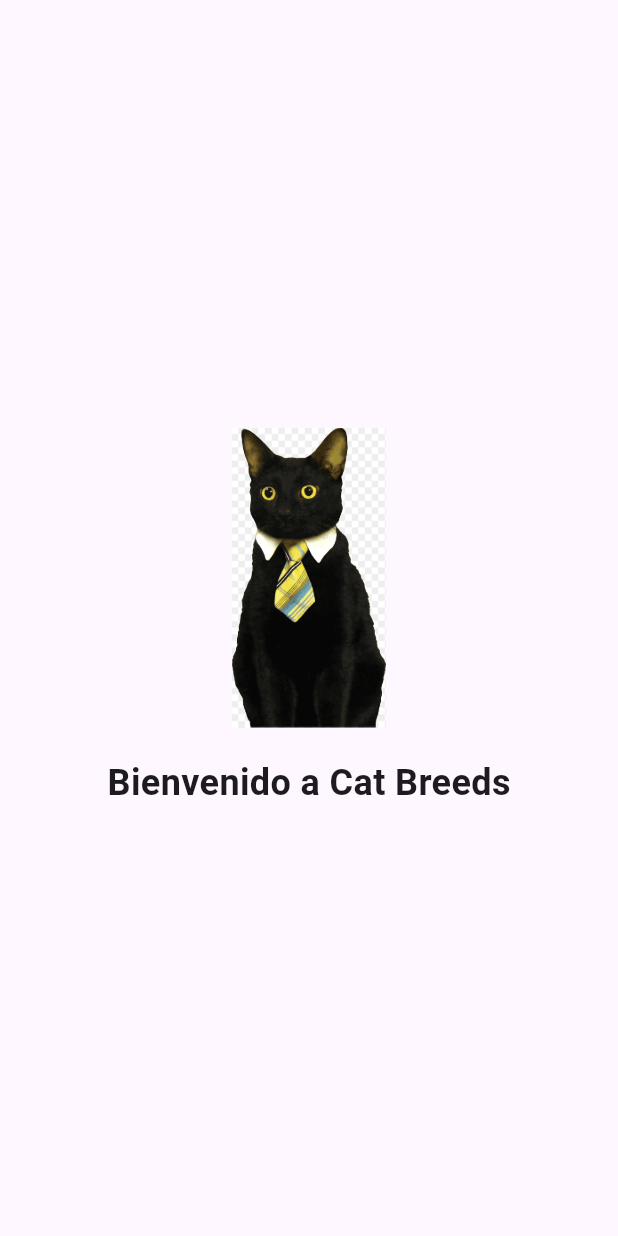
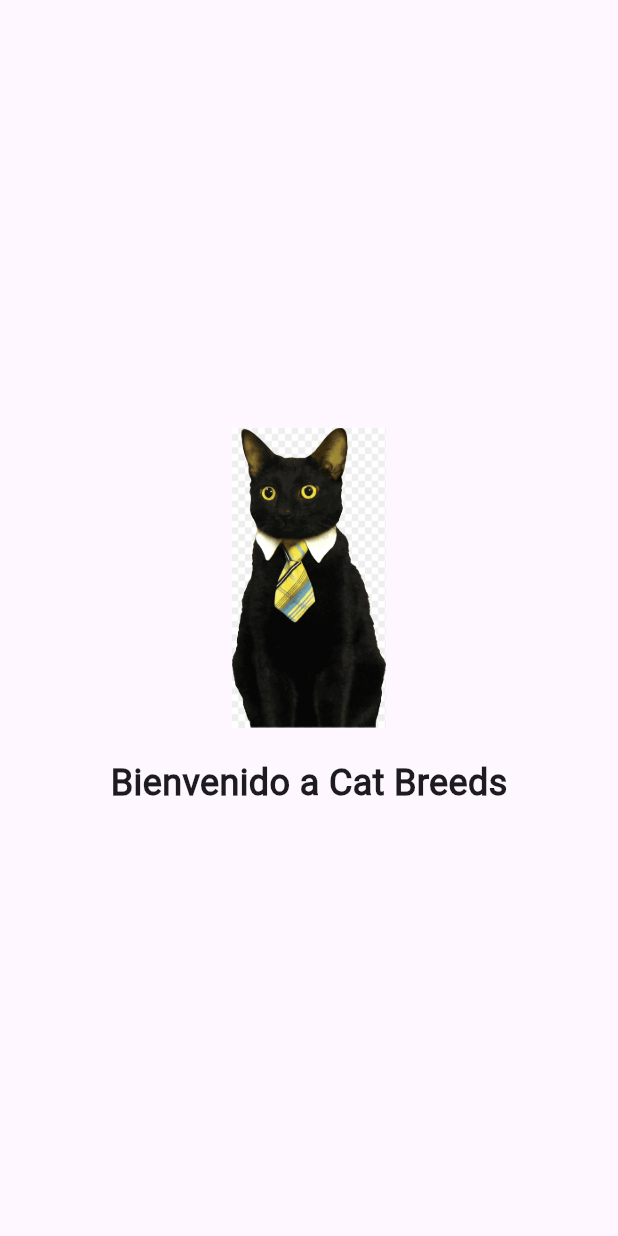
Before and after one commit to Caro2870/gatos, a Flutter app: the first screen one second after launch, on a phone screen of 412 x 824 dp. Run offline on Flutter 3.47's test engine with Material 3 defaults, Android fonts, the light colour scheme and no system bars; our stand-ins replace equatable, flutter_bloc.

Commit message:
add: fonts

```diff
--- a/lib/main.dart
+++ b/lib/main.dart
@@ -25,6 +25,7 @@ class MyApp extends StatelessWidget {
           title: 'Flutter Demo',
           theme: ThemeData(
             primarySwatch: Colors.blue,
+            fontFamily: 'Roboto', // Configura la fuente globalmente
           ),
           home:
               const SplashScreen(), // Configura la pantalla de splash como la pantalla inicial
--- a/pubspec.yaml
+++ b/pubspec.yaml
@@ -62,6 +62,10 @@ flutter:
   uses-material-design: true
 
   # To add assets to your application, add an assets section, like this:
+  fonts:
+    - family: Roboto
+      fonts:
+        - asset: assets/fonts/Roboto-Regular.ttf
   assets:
     - assets/logo.png
 
```
Also changed, not shown: assets/fonts/Roboto-Regular.ttf (added).
